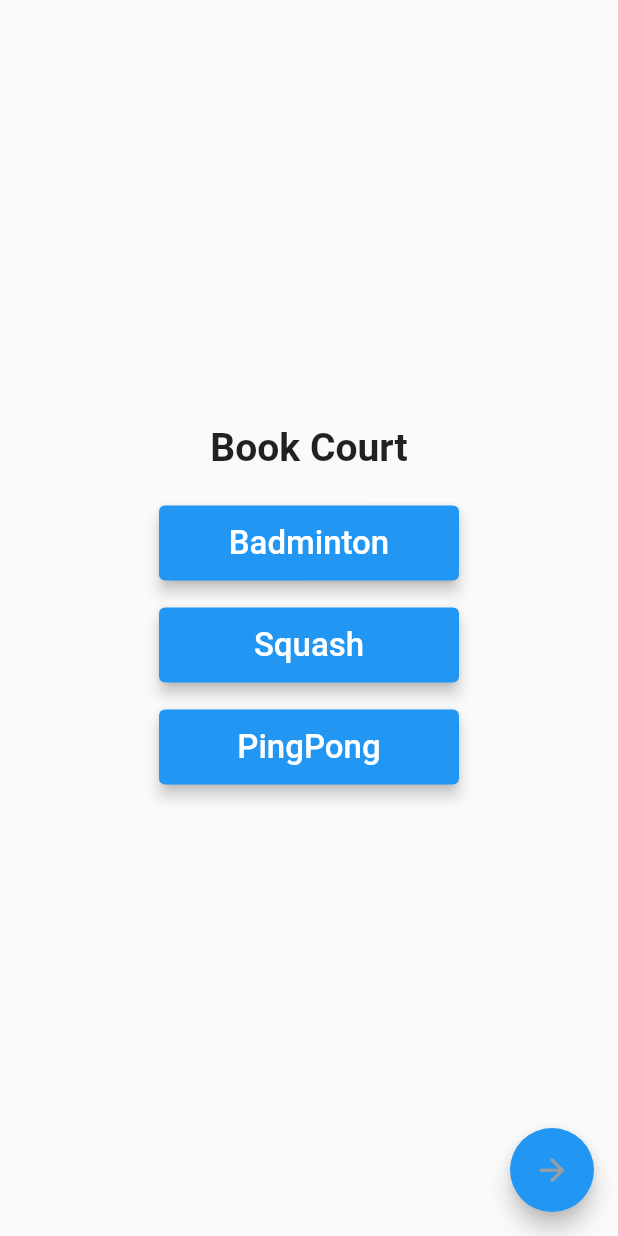
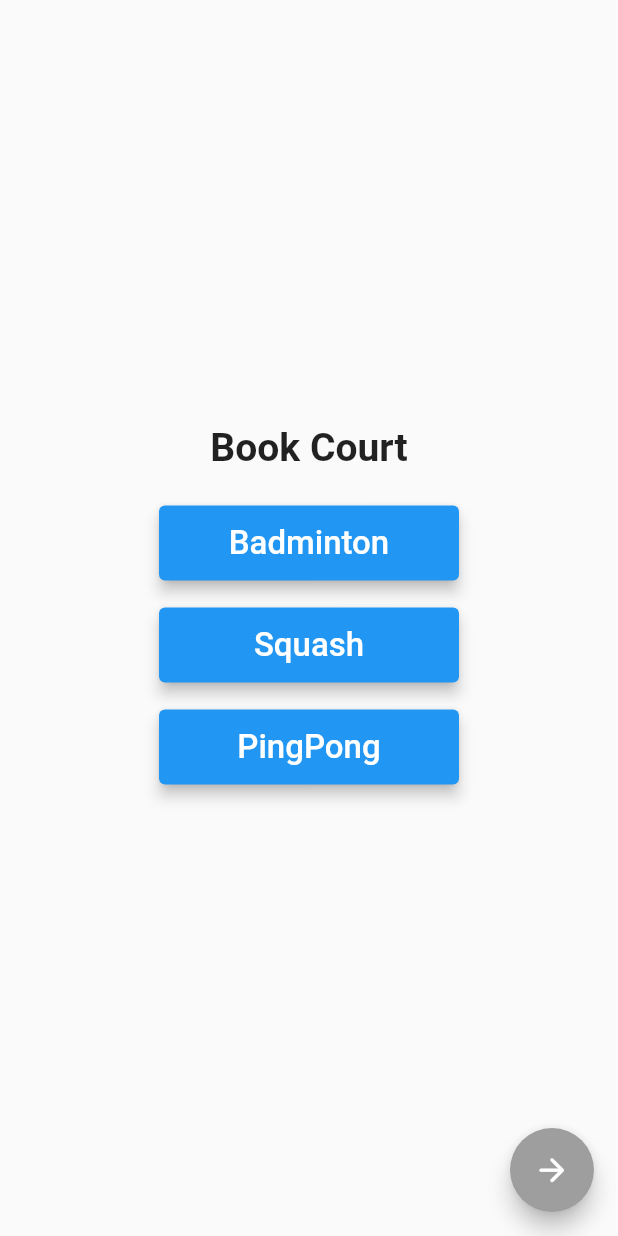
Before and after one commit to tanserxuen/UTMSports, a Flutter app: the StuBookingChooseSports screen opened directly, on a phone screen of 412 x 824 dp. Run offline on Flutter 3.47's test engine with Material 2 defaults, Android fonts, the phone set to English and light mode, and no system bars; our stand-ins replace cloud_firestore, email_validator, file_picker, firebase_auth, firebase_core, firebase_storage and 7 more; missing offline and left inert: syncfusion_flutter_core; accounts and stored records are empty.

Commit message:
fix: should not submit form when no courtTimeslot is selected in student booking

```diff
--- a/utmsport/lib/view/studentBooking/v_createStuBooking.dart
+++ b/utmsport/lib/view/studentBooking/v_createStuBooking.dart
@@ -158,10 +158,13 @@ class CreateStuBookingState extends State<CreateStuBooking> {
                               style:
                                   TextStyle(color: Colors.white, fontSize: 16)),
                           onPressed: () {
+                            //if there is court selected
+                            bool canSubmit = RegExp('[1-9]')
+                                .hasMatch(selectedCourtTimeslot.toString());
                             if (!_formKey.currentState!.validate()) {
                             } else {
                               _formKey.currentState!.save();
-                              insertCourtBooking();
+                              if (canSubmit) insertCourtBooking();
                             }
                           },
                         )
--- a/utmsport/lib/view/studentBooking/v_createStuBooking_SportType.dart
+++ b/utmsport/lib/view/studentBooking/v_createStuBooking_SportType.dart
@@ -46,6 +46,7 @@ class StuBookingChooseSportsState extends State<StuBookingChooseSports> {
         ),
       ),
       floatingActionButton: FloatingActionButton(
+        backgroundColor: sportType == '' ? Colors.grey : Colors.blue,
         onPressed: () => sportType == ''
             ? null
             : Navigator.push(
@@ -67,7 +68,6 @@ class StuBookingChooseSportsState extends State<StuBookingChooseSports> {
         child: Icon(
           Icons.arrow_forward_rounded,
           size: 25,
-          color: sportType == '' ? Colors.grey : Colors.blue,
         ),
       ),
       floatingActionButtonLocation: FloatingActionButtonLocation.endFloat,
```
